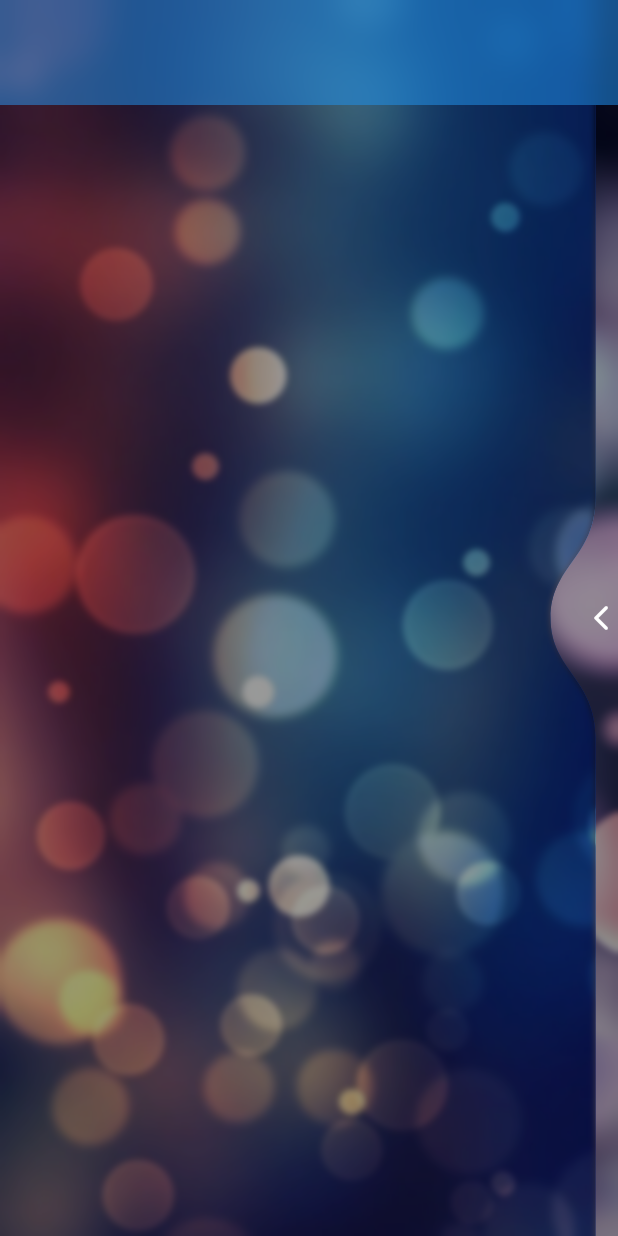
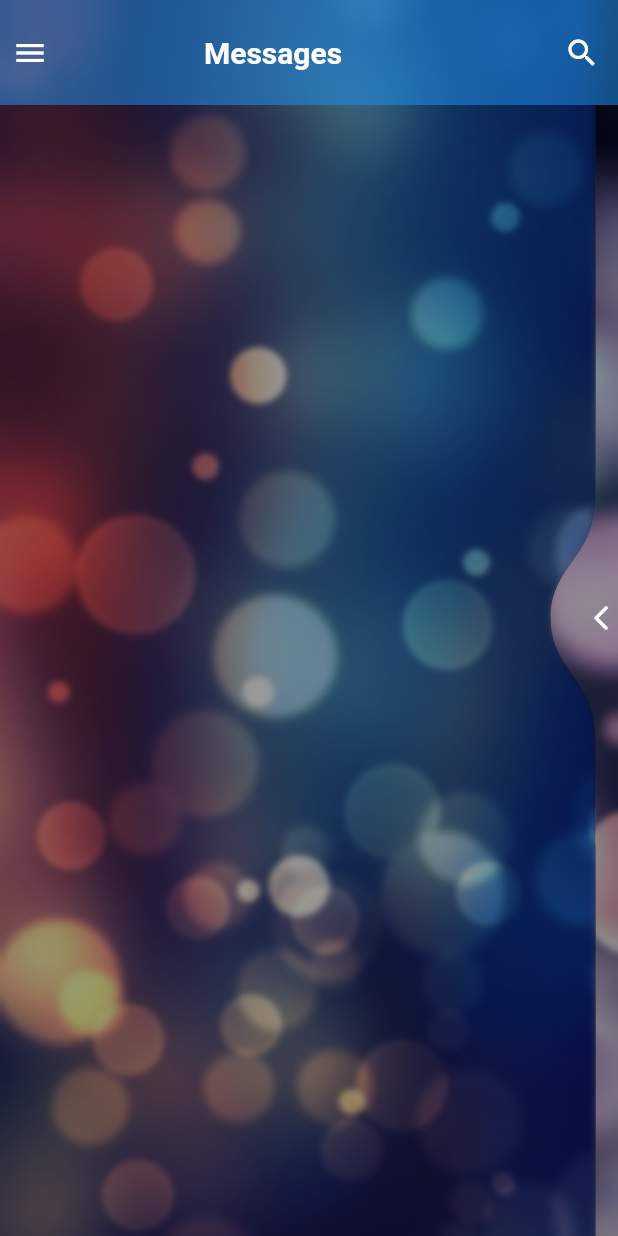
Before and after one commit to Prayag-X/Camo-Chat, a Flutter app: the HomePage screen opened by its route, on a phone screen of 412 x 824 dp. Run offline on Flutter 3.47's test engine with Material 2 defaults, Android fonts, the phone set to English and light mode, and no system bars; drawn by our look-alikes of liquid_swipe; our stand-ins replace cloud_firestore, firebase_auth, firebase_core, flutter_easyloading, flutter_keyboard_visibility, get and 2 more; accounts and stored records are empty.

Commit message:
Initial appbar changes

```diff
--- a/lib/pages/home_page/home_page.dart
+++ b/lib/pages/home_page/home_page.dart
@@ -84,44 +84,102 @@ class _HomePageState extends State<HomePage> with TickerProviderStateMixin {
   }
 
   AppBar appBarShared(context) {
+    final controller = Get.find<Controller>();
+    final double originalAppBarHeight = 70.0;
+    double appBarHeight = controller.showSearchField.value
+        ? 150.0
+        : originalAppBarHeight;
+
+    // Listen for changes to the `showSearchField` property
+    ever(controller.showSearchField, (bool showSearchField) {
+      appBarHeight = showSearchField ? 150.0 : originalAppBarHeight;
+    });
+
     return AppBar(
+      title: Row(
+        mainAxisAlignment: MainAxisAlignment.center,
+        children: [
+          Text(
+            controller.homePageDmOrGroup.value == 0 ? 'Messages' : 'Groups',
+            style: TextStyle(
+              fontFamily: 'Roboto', // Replace with your desired font family
+              fontWeight: FontWeight.bold,
+              fontSize: 20,
+            ),
+          ),
+        ],
+      ),
+      leading: IconButton(
+        icon: Icon(Icons.menu),
+        onPressed: () =>
+            Scaffold.of(context).openDrawer(), // TODO: Open navigation drawer from here
+      ),
+      actions: [
+        IconButton(
+          icon: Icon(Icons.search),
+          onPressed: () {
+            controller.showSearchField.value = !controller.showSearchField.value;
+          },
+        ),
+      ],
       automaticallyImplyLeading: false,
       elevation: 0.0,
       titleSpacing: 0,
       leadingWidth: 0,
       backgroundColor: const Color(0x00000000),
-        toolbarHeight: 70,
-        flexibleSpace: Obx(
-          () => ClipRect(
+      toolbarHeight: appBarHeight,
+      flexibleSpace: Obx(() {
+        return ClipRect(
           child: BackdropFilter(
             filter: ImageFilter.blur(
-                  sigmaX: Effects.blurMedium, sigmaY: Effects.blurMedium),
-              child: AnimatedContainer(
-                  duration: const Duration(
-                      milliseconds: Effects.appBarAnimationDuration),
-                  color: controller.homePageDmOrGroup.value == 0
-                      ? Themes.themeDm
-                          .withOpacity(Effects.appBarOpacityPrimary)
-                      : Themes.themeGroup
-                          .withOpacity(Effects.appBarOpacityPrimary),
-                  child: Column(
+              sigmaX: Effects.blurMedium,
+              sigmaY: Effects.blurMedium,
+            ),
+            child: Container(
+              height: appBarHeight,
+              child: Stack(
                 children: [
-                      Container(height: statusBarSize(context)),
-
-                      controller.homePageDmOrGroup.value == 0 && controller.showDmOrChat.value == 1 ? GestureDetector(
-                        onTap: () {
-                          controller.showDmOrChat.value = 0;
-                          controller.selectedDm.value = Dm(members: [], messages: []);
-                        },
-                        child: const Icon(
-                          Icons.arrow_back_rounded,
-                          size: 30,
-                        ),
-                      ) : const SizedBox.shrink(),
-                    ],
-                  )),
+                  Positioned(
+                    top: 0,
+                    left: 0,
+                    right: 0,
+                    bottom: 0,
+                    child: AnimatedOpacity(
+                      duration: Duration(milliseconds: 200),
+                      opacity: controller.showSearchField.value ? 1.0 : 0.0,
+                      child: Container(
+                        color: Colors.white,
+                        child: Padding(
+                          padding: EdgeInsets.all(16.0),
+                          child: TextFormField(
+                            decoration: InputDecoration(
+                              hintText: 'Search',
+                              border: OutlineInputBorder(),
                             ),
                           ),
-        ));
+                        ),
+                      ),
+                    ),
+                  ),
+                  Positioned(
+                    top: controller.showSearchField.value ? 70.0 : 0.0,
+                    left: 0,
+                    right: 0,
+                    bottom: 0,
+                    child: Container(
+                      color: controller.homePageDmOrGroup.value == 0
+                          ? Themes.themeDm.withOpacity(
+                          Effects.appBarOpacityPrimary)
+                          : Themes.themeGroup.withOpacity(
+                          Effects.appBarOpacityPrimary),
+                    ),
+                  ),
+                ],
+              ),
+            ),
+          ),
+        );
+      }),
+    );
   }
 }
```
Lines whose indentation alone changed are shown as unchanged.
